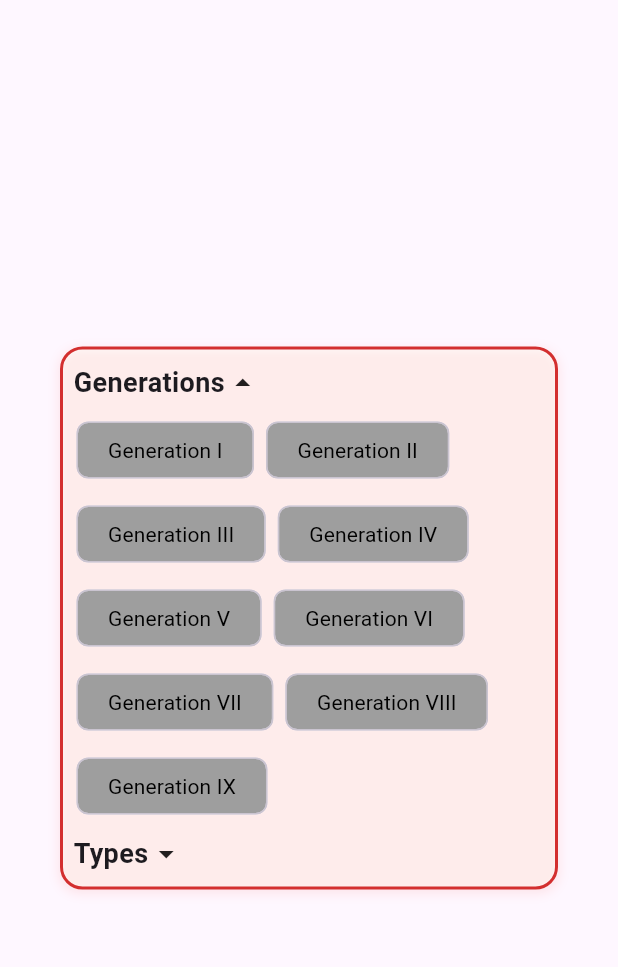
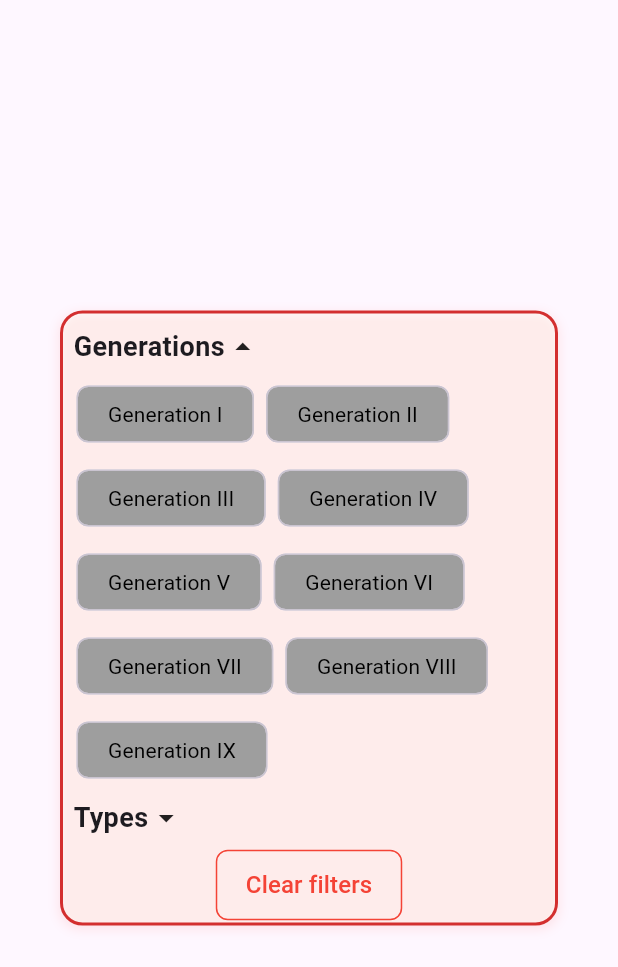
Before and after one commit to FriasLuna0102/Desarrollo-Moviles, a Flutter app: the PopupOptionsForList widget shown alone on an empty page, opened directly with empty values, after a tap on "Generations", on a phone screen of 412 x 824 dp. Shown: the top 967 px of the screen. Run offline on Flutter 3.47's test engine with Material 3 defaults, Android fonts, the phone set to English and light mode, and no system bars; our stand-ins replace cached_network_image, graphql_flutter, infinite_scroll_pagination, shared_preferences, sliver_tools, string_validator; accounts and stored records are empty; network calls fail.

Commit message:
add clear filter button

```diff
--- a/pokedex_final_project/lib/features/pokemon/widgets/popup_options/popup_options_for_list.dart
+++ b/pokedex_final_project/lib/features/pokemon/widgets/popup_options/popup_options_for_list.dart
@@ -1,18 +1,21 @@
 import 'package:flutter/material.dart';
+
 import 'filter_section.dart';
 
 class PopupOptionsForList extends StatefulWidget {
   final Map<String, Set<String>> currentFilters;
   final Function(Map<String, Set<String>>) onFiltersChanged;
 
-  const PopupOptionsForList({super.key, required this.onFiltersChanged, required this.currentFilters});
+  const PopupOptionsForList(
+      {super.key,
+      required this.onFiltersChanged,
+      required this.currentFilters});
 
   @override
   State<PopupOptionsForList> createState() => _PopupOptionsForListState();
 }
 
 class _PopupOptionsForListState extends State<PopupOptionsForList> {
-
   @override
   Widget build(BuildContext context) {
     return Dialog(
@@ -23,20 +26,15 @@ class _PopupOptionsForListState extends State<PopupOptionsForList> {
       backgroundColor: Colors.white,
       child: Container(
         decoration: BoxDecoration(
-          border: Border.all(
-            color: Colors.red.shade700,
-                width: 2
-          ),
+            border: Border.all(color: Colors.red.shade700, width: 2),
             borderRadius: BorderRadius.circular(15),
             boxShadow: [
               BoxShadow(
                   color: Colors.red.withOpacity(0.1),
                   spreadRadius: 1,
                   blurRadius: 5,
-              offset: const Offset(0, 2)
-            )
-          ]
-        ),
+                  offset: const Offset(0, 2))
+            ]),
         child: SingleChildScrollView(
           child: Padding(
             padding: const EdgeInsets.all(1.0),
@@ -46,21 +44,22 @@ class _PopupOptionsForListState extends State<PopupOptionsForList> {
                 FilterSection(
                   title: "Generations",
                   options: [
-                    "Generation I",    // 1996 (Red, Blue, Yellow)
-                    "Generation II",   // 1999 (Gold, Silver, Crystal)
-                    "Generation III",  // 2002 (Ruby, Sapphire, Emerald)
-                    "Generation IV",   // 2006 (Diamond, Pearl, Platinum)
-                    "Generation V",    // 2010 (Black, White, Black 2, White 2)
-                    "Generation VI",   // 2013 (X, Y, Omega Ruby, Alpha Sapphire)
-                    "Generation VII",  // 2016 (Sun, Moon, Ultra Sun, Ultra Moon)
+                    "Generation I", // 1996 (Red, Blue, Yellow)
+                    "Generation II", // 1999 (Gold, Silver, Crystal)
+                    "Generation III", // 2002 (Ruby, Sapphire, Emerald)
+                    "Generation IV", // 2006 (Diamond, Pearl, Platinum)
+                    "Generation V", // 2010 (Black, White, Black 2, White 2)
+                    "Generation VI", // 2013 (X, Y, Omega Ruby, Alpha Sapphire)
+                    "Generation VII", // 2016 (Sun, Moon, Ultra Sun, Ultra Moon)
                     "Generation VIII", // 2019 (Sword, Shield, Brilliant Diamond, Shining Pearl)
-                    "Generation IX",   // 2022 (Scarlet, Violet)
+                    "Generation IX", // 2022 (Scarlet, Violet)
                   ],
                   initialSelected: widget.currentFilters,
                   onFilterChange: (filters) {
                     widget.currentFilters['generations'] = filters;
                     widget.onFiltersChanged(widget.currentFilters);
                   },
+                  expandedNotifier: generationsExpanded,
                 ),
                 FilterSection(
                   title: "Types",
@@ -91,6 +90,7 @@ class _PopupOptionsForListState extends State<PopupOptionsForList> {
                       widget.onFiltersChanged(widget.currentFilters);
                     });
                   },
+                  expandedNotifier: typesExpanded,
                 ),
                 // FilterSection(
                 //   title: "Abilities",
@@ -113,13 +113,37 @@ class _PopupOptionsForListState extends State<PopupOptionsForList> {
                 //     widget.onFiltersChanged(selectedFilters);
                 //   },
                 // )
+                Center(
+                  child: OutlinedButton(
+                    onPressed: () {
+                        widget.currentFilters.forEach((key, value) {
+                          value.clear();
+                        });
+                        widget.onFiltersChanged(widget.currentFilters);
+                    },
+                    style: OutlinedButton.styleFrom(
+                      foregroundColor: Colors.red,
+                      side: const BorderSide(color: Colors.red),
+                      padding: const EdgeInsets.symmetric(
+                          horizontal: 20, vertical: 12),
+                      shape: RoundedRectangleBorder(
+                        borderRadius: BorderRadius.circular(8),
+                      ),
+                    ),
+                    child: Text(
+                      "Clear filters",
+                      style: TextStyle(
+                        fontSize: 16,
+                        fontWeight: FontWeight.w500,
+                      ),
+                    ),
+                  ),
+                ),
               ],
             ),
           ),
         ),
       ),
-
     );
-
   }
 }
```
Lines whose indentation alone changed are shown as unchanged.
